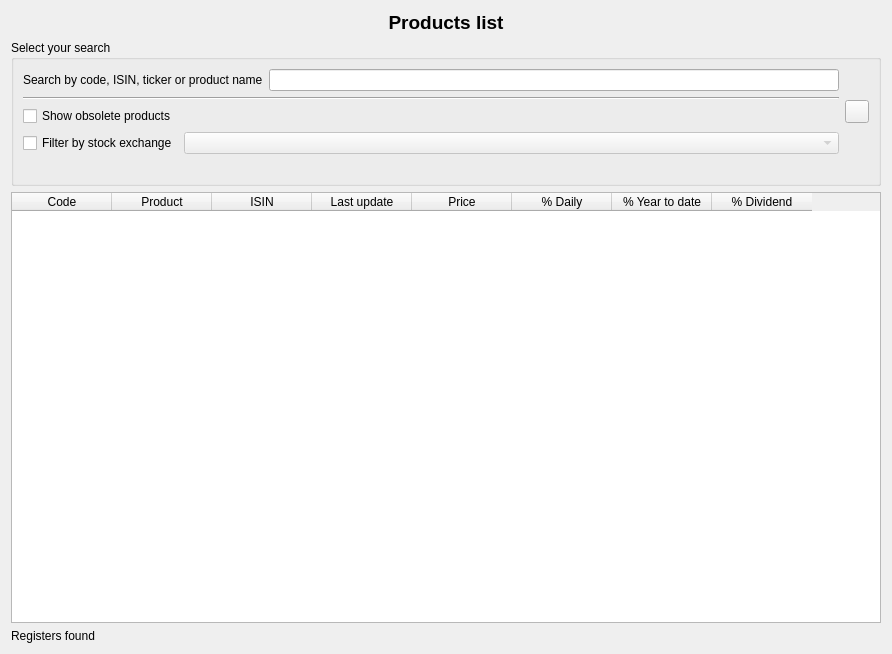
This is xulpymoney/ui/wdgProducts.ui in turulomio/xulpymoney as Qt 5 draws it before an edit. The edited form follows.
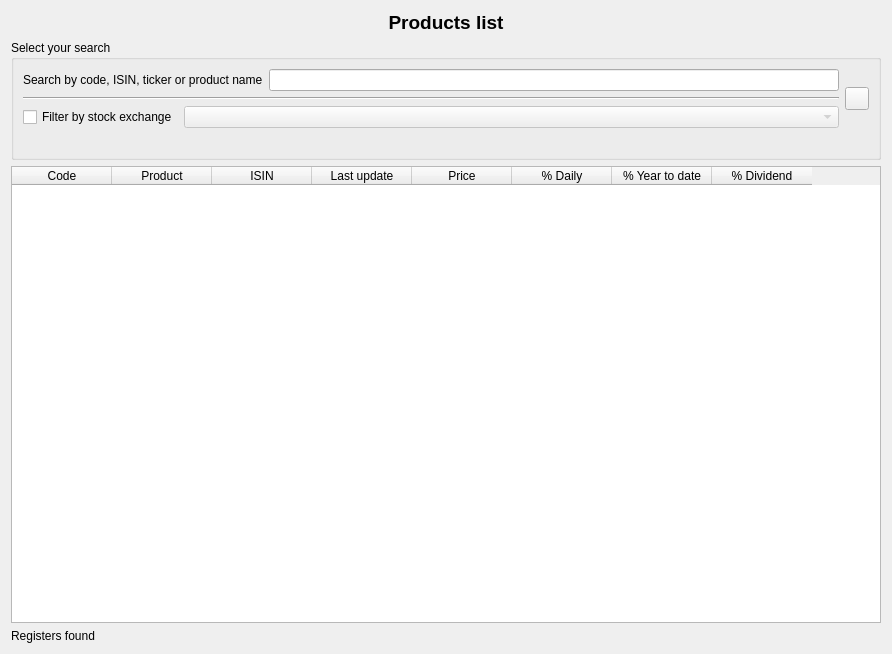
This is the edited form. Icons and pictures are not drawn. Custom widgets are drawn as their Qt base class.

Commit message: Removed chkobsolete in wdgProducts. Changing sql to arrInt in frmMain

```diff
--- a/xulpymoney/ui/wdgProducts.ui
+++ b/xulpymoney/ui/wdgProducts.ui
@@ -67,13 +67,6 @@
               </property>
              </widget>
             </item>
-            <item>
-             <widget class="QCheckBox" name="chkObsolete">
-              <property name="text">
-               <string>Show obsolete products</string>
-              </property>
-             </widget>
-            </item>
             <item>
              <layout class="QHBoxLayout" name="horizontalLayout_2">
               <item>
```
The commit also changes 4 other files.
